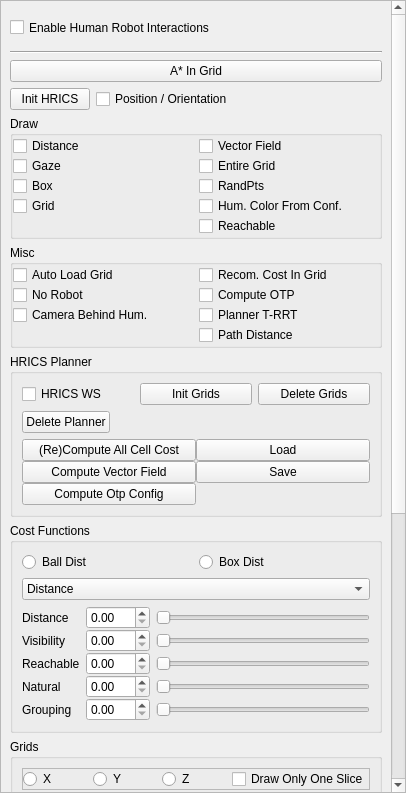
Old version of the form src/move3d-qt-gui-libs/src/qtMainInterface/sideWidgets/qtHrics.ui in the repository jmainpri/move3d-studio.
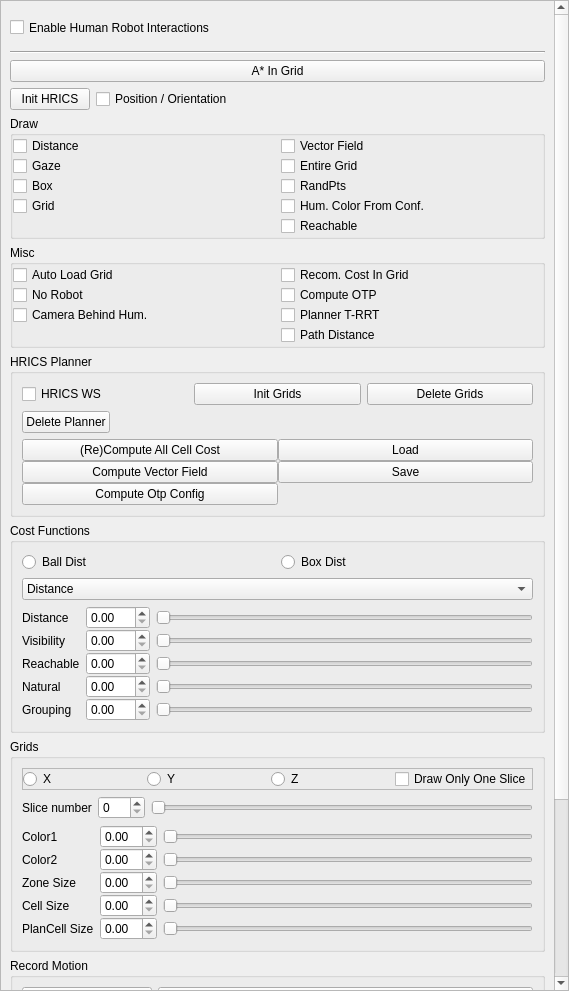
New version of the form.

Commit message: Add widget to draw one class of motion

The edit to the form file:
```diff
--- a/src/move3d-qt-gui-libs/src/qtMainInterface/sideWidgets/qtHrics.ui
+++ b/src/move3d-qt-gui-libs/src/qtMainInterface/sideWidgets/qtHrics.ui
@@ -6,8 +6,8 @@
    <rect>
     <x>0</x>
     <y>0</y>
-    <width>406</width>
-    <height>793</height>
+    <width>569</width>
+    <height>991</height>
    </rect>
   </property>
   <property name="windowTitle">
@@ -35,9 +35,9 @@
       <property name="geometry">
        <rect>
         <x>0</x>
-        <y>-556</y>
-        <width>396</width>
-        <height>1347</height>
+        <y>-346</y>
+        <width>551</width>
+        <height>1335</height>
        </rect>
       </property>
       <layout class="QVBoxLayout" name="verticalLayout_24">
```
Left out of the diff: 12 changed lines with no effect on the pictures. The commit also changes 3 other files.
